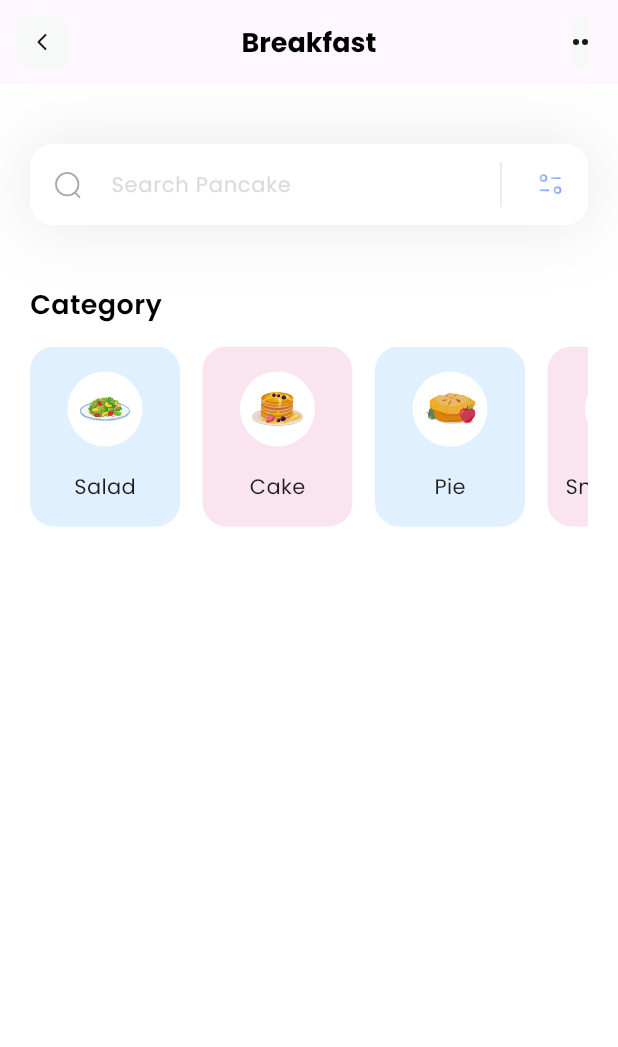
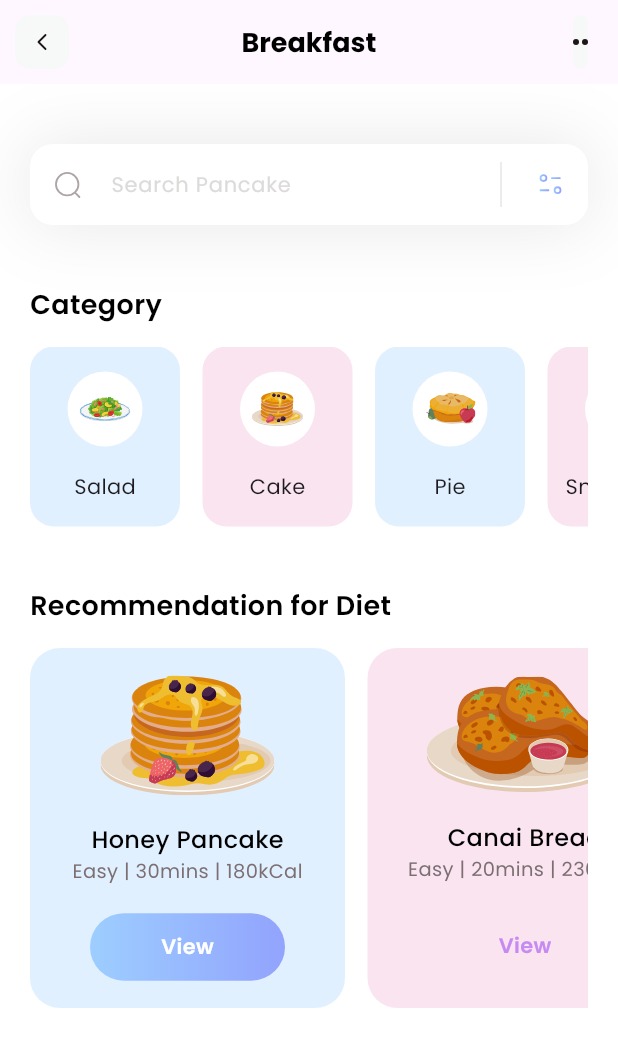
Before and after one commit to 1CL0UD/foodpedia, a Flutter app: the screen it shows after launch, on a phone screen of 412 x 824 dp. Shown: the top 1047 px of the screen. Run offline on Flutter 3.47's test engine with Material 3 defaults, Android fonts, the phone set to English and light mode, and no system bars; our stand-ins replace flutter_svg.

Commit message:
Implemented diet section

```diff
--- a/lib/main.dart
+++ b/lib/main.dart
@@ -13,7 +13,7 @@ class MyApp extends StatelessWidget {
     return MaterialApp(
       debugShowCheckedModeBanner: false,
       theme: ThemeData(fontFamily: 'Poppins'),
-      home: HomePage(),
+      home: const HomePage(),
     );
   }
 }
--- a/lib/pages/home.dart
+++ b/lib/pages/home.dart
@@ -1,9 +1,10 @@
 import 'package:flutter/material.dart';
 import 'package:flutter_svg/flutter_svg.dart';
 import 'package:foodpedia/models/category_model.dart';
+import 'package:foodpedia/models/diet_model.dart';
 
 class HomePage extends StatefulWidget {
-  HomePage({super.key});
+  const HomePage({super.key});
 
   @override
   State<HomePage> createState() => _HomePageState();
@@ -11,15 +12,17 @@ class HomePage extends StatefulWidget {
 
 class _HomePageState extends State<HomePage> {
   List<CategoryModel> categories = [];
+  List<DietModel> diets = [];
 
-  void _getCategories() {
+  void _getInitialInfo() {
     categories = CategoryModel.getCategories();
+    diets = DietModel.getDiets();
   }
 
   @override
   @override
   Widget build(BuildContext context) {
-    _getCategories();
+    _getInitialInfo();
     return Scaffold(
       appBar: appBar(),
       backgroundColor: Colors.white,
@@ -30,9 +33,96 @@ class _HomePageState extends State<HomePage> {
           const SizedBox(
             height: 40,
           ),
-          _categoriesSection()
+          _categoriesSection(),
+          const SizedBox(
+            height: 40,
+          ),
+          _dietSection(),
         ]),
       ),
+    );
+  }
+
+  Column _dietSection() {
+    return Column(
+      crossAxisAlignment: CrossAxisAlignment.start,
+      children: [
+        const Text(
+          'Recommendation for Diet',
+          style: TextStyle(
+              fontSize: 18, color: Colors.black, fontWeight: FontWeight.w600),
+        ),
+        const SizedBox(
+          height: 15,
+        ),
+        SizedBox(
+          height: 240,
+          child: ListView.separated(
+            separatorBuilder: ((context, index) => const SizedBox(
+                  width: 15,
+                )),
+            itemCount: diets.length,
+            scrollDirection: Axis.horizontal,
+            itemBuilder: (context, index) {
+              return Container(
+                width: 210,
+                decoration: BoxDecoration(
+                    color: diets[index].boxColor.withOpacity(0.3),
+                    borderRadius: BorderRadius.circular(20)),
+                child: Column(
+                  mainAxisAlignment: MainAxisAlignment.spaceEvenly,
+                  children: [
+                    SvgPicture.asset(diets[index].iconPath),
+                    Column(
+                      children: [
+                        Text(
+                          diets[index].name,
+                          style: const TextStyle(
+                              fontWeight: FontWeight.w500,
+                              color: Colors.black,
+                              fontSize: 16),
+                        ),
+                        Text(
+                          '${diets[index].level} | ${diets[index].duration} | ${diets[index].calorie}',
+                          style: const TextStyle(
+                              color: Color(0xff7B6F72),
+                              fontSize: 13,
+                              fontWeight: FontWeight.w400),
+                        ),
+                      ],
+                    ),
+                    Container(
+                      height: 45,
+                      width: 130,
+                      decoration: BoxDecoration(
+                          gradient: LinearGradient(colors: [
+                            diets[index].viewIsSelected
+                                ? const Color(0xff9DCEFF)
+                                : Colors.transparent,
+                            diets[index].viewIsSelected
+                                ? const Color(0xff92A3FD)
+                                : Colors.transparent
+                          ]),
+                          borderRadius: BorderRadius.circular(50)),
+                      child: Center(
+                        child: Text(
+                          'View',
+                          style: TextStyle(
+                              color: diets[index].viewIsSelected
+                                  ? Colors.white
+                                  : const Color(0xffC58BF2),
+                              fontWeight: FontWeight.w600,
+                              fontSize: 14),
+                        ),
+                      ),
+                    )
+                  ],
+                ),
+              );
+            },
+          ),
+        )
+      ],
     );
   }
 
@@ -48,7 +138,7 @@ class _HomePageState extends State<HomePage> {
         const SizedBox(
           height: 15,
         ),
-        Container(
+        SizedBox(
           height: 120,
           child: ListView.separated(
               itemCount: categories.length,
@@ -88,7 +178,7 @@ class _HomePageState extends State<HomePage> {
     return Container(
       decoration: BoxDecoration(boxShadow: [
         BoxShadow(
-            color: Color(0xff1D1617).withOpacity(0.1),
+            color: const Color(0xff1D1617).withOpacity(0.1),
             blurRadius: 40,
             spreadRadius: 0)
       ]),
@@ -98,7 +188,7 @@ class _HomePageState extends State<HomePage> {
             fillColor: Colors.white,
             contentPadding: const EdgeInsets.all(15),
             hintText: 'Search Pancake',
-            hintStyle: TextStyle(color: Color(0xffDDDADA), fontSize: 14),
+            hintStyle: const TextStyle(color: Color(0xffDDDADA), fontSize: 14),
             prefixIcon: Padding(
               padding: const EdgeInsets.all(15),
               child: SvgPicture.asset('assets/icons/Search.svg'),
```
